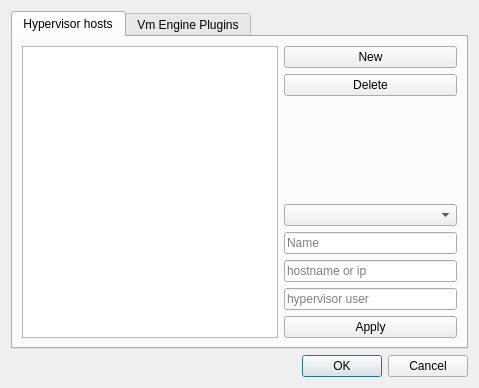
This is src/settingsdialog.ui in erebetez/VirtualBoxManager as Qt 5 draws it before an edit. The edited form follows.
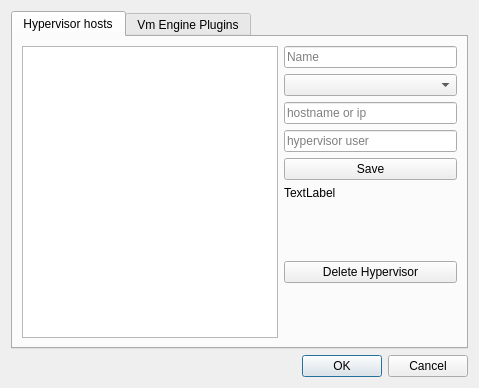
This is the edited form.

```diff
--- a/src/settingsdialog.ui
+++ b/src/settingsdialog.ui
@@ -29,36 +29,6 @@
        </item>
        <item>
         <layout class="QVBoxLayout" name="verticalLayout_2">
-         <item>
-          <widget class="QPushButton" name="pushButtonNew">
-           <property name="text">
-            <string>New</string>
-           </property>
-          </widget>
-         </item>
-         <item>
-          <widget class="QPushButton" name="pushButtonDelete">
-           <property name="text">
-            <string>Delete</string>
-           </property>
-          </widget>
-         </item>
-         <item>
-          <spacer name="verticalSpacer">
-           <property name="orientation">
-            <enum>Qt::Vertical</enum>
-           </property>
-           <property name="sizeHint" stdset="0">
-            <size>
-             <width>20</width>
-             <height>40</height>
-            </size>
-           </property>
-          </spacer>
-         </item>
-         <item>
-          <widget class="QComboBox" name="comboBoxVmEngine"/>
-         </item>
          <item>
           <widget class="QLineEdit" name="lineEditName">
            <property name="placeholderText">
@@ -66,6 +36,9 @@
            </property>
           </widget>
          </item>
+         <item>
+          <widget class="QComboBox" name="comboBoxVmEngine"/>
+         </item>
          <item>
           <widget class="QLineEdit" name="lineEditHost">
            <property name="text">
@@ -86,10 +59,50 @@
          <item>
           <widget class="QPushButton" name="pushButtonApply">
            <property name="text">
-            <string>Apply</string>
+            <string>Save</string>
            </property>
           </widget>
          </item>
+         <item>
+          <widget class="QLabel" name="labelInfo">
+           <property name="text">
+            <string>TextLabel</string>
+           </property>
+          </widget>
+         </item>
+         <item>
+          <spacer name="verticalSpacer">
+           <property name="orientation">
+            <enum>Qt::Vertical</enum>
+           </property>
+           <property name="sizeHint" stdset="0">
+            <size>
+             <width>20</width>
+             <height>40</height>
+            </size>
+           </property>
+          </spacer>
+         </item>
+         <item>
+          <widget class="QPushButton" name="pushButtonDelete">
+           <property name="text">
+            <string>Delete Hypervisor</string>
+           </property>
+          </widget>
+         </item>
+         <item>
+          <spacer name="verticalSpacer_2">
+           <property name="orientation">
+            <enum>Qt::Vertical</enum>
+           </property>
+           <property name="sizeHint" stdset="0">
+            <size>
+             <width>20</width>
+             <height>40</height>
+            </size>
+           </property>
+          </spacer>
+         </item>
         </layout>
        </item>
       </layout>
```
Left out of the diff: 4 changed lines with no effect on the pictures.
